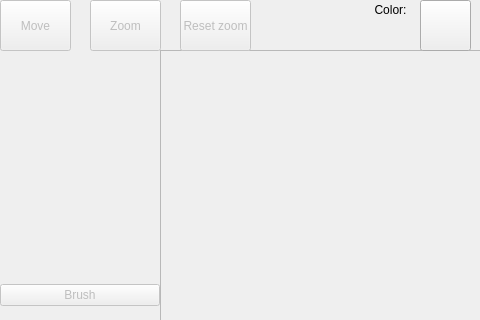
Above: src/mainwindow.ui from robedpixel/SmartMonitor-Python before the change; both pictures show x 0 to 480 and y 0 to 320 of the 800 by 600 pixel window. Below: the same form after it.
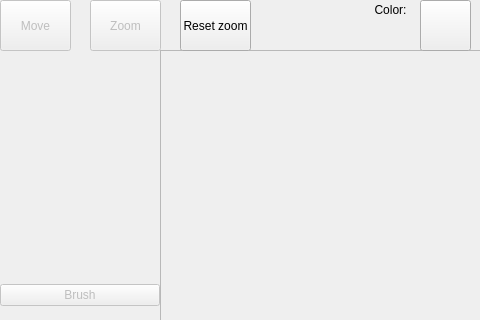
That is the form after the change.

Commit message: make script to run in gui mode

Patch:
```diff
--- a/src/mainwindow.ui
+++ b/src/mainwindow.ui
@@ -173,7 +173,7 @@
    </widget>
    <widget class="QPushButton" name="resetZoomButton">
     <property name="enabled">
-     <bool>false</bool>
+     <bool>true</bool>
     </property>
     <property name="geometry">
      <rect>
```
The commit also changes 2 other files.
